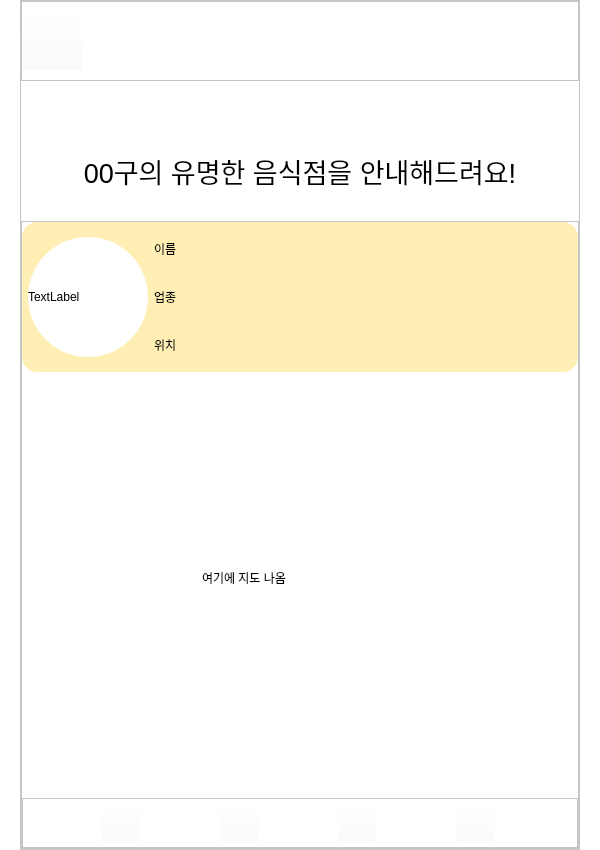
yunjae6875/seoul_trip_program, file seoul_tour_ver1/seoul_main_page.ui: the form before one commit.
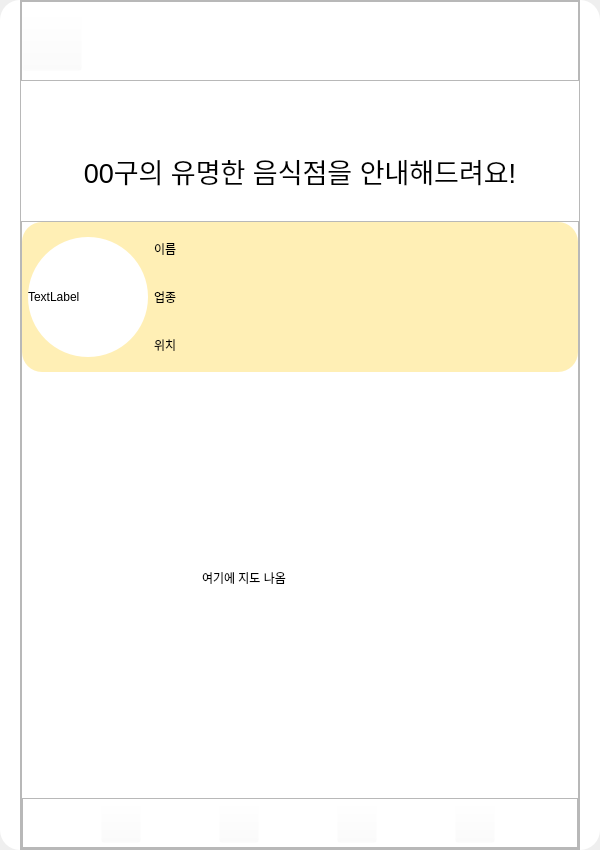
The form after the commit. The open tabs and pages were chosen to show the change. Icons and pictures are not drawn.

Patch:
```diff
--- a/seoul_tour_ver1/seoul_main_page.ui
+++ b/seoul_tour_ver1/seoul_main_page.ui
@@ -2087,7 +2087,9 @@
       </widget>
       <widget class="QWidget" name="main_page_4">
        <property name="styleSheet">
-        <string notr="true">background-color: rgb(255, 255, 255);</string>
+        <string notr="true">QFrame#frame_10{
+background-color: white;
+border-radius:20px;}</string>
        </property>
        <layout class="QVBoxLayout" name="verticalLayout_12">
         <property name="spacing">
@@ -2106,6 +2108,30 @@
          <number>0</number>
         </property>
         <item>
+         <widget class="QFrame" name="frame_10">
+          <property name="frameShape">
+           <enum>QFrame::StyledPanel</enum>
+          </property>
+          <property name="frameShadow">
+           <enum>QFrame::Raised</enum>
+          </property>
+          <layout class="QHBoxLayout" name="horizontalLayout_22">
+           <property name="spacing">
+            <number>0</number>
+           </property>
+           <property name="leftMargin">
+            <number>0</number>
+           </property>
+           <property name="topMargin">
+            <number>0</number>
+           </property>
+           <property name="rightMargin">
+            <number>0</number>
+           </property>
+           <property name="bottomMargin">
+            <number>0</number>
+           </property>
+           <item>
          <layout class="QHBoxLayout" name="horizontalLayout_8">
           <property name="spacing">
            <number>0</number>
@@ -2127,37 +2153,37 @@
            </spacer>
           </item>
           <item>
-           <widget class="QFrame" name="frame_10">
-            <property name="minimumSize">
-             <size>
-              <width>0</width>
-              <height>220</height>
-             </size>
-            </property>
-            <property name="frameShape">
-             <enum>QFrame::StyledPanel</enum>
-            </property>
-            <property name="frameShadow">
-             <enum>QFrame::Raised</enum>
-            </property>
-            <layout class="QVBoxLayout" name="verticalLayout_10">
-             <property name="spacing">
-              <number>0</number>
-             </property>
-             <property name="leftMargin">
-              <number>0</number>
-             </property>
-             <property name="topMargin">
-              <number>0</number>
-             </property>
-             <property name="rightMargin">
-              <number>0</number>
-             </property>
-             <property name="bottomMargin">
-              <number>0</number>
-             </property>
-             <item>
               <widget class="QFrame" name="frame_11">
+               <property name="minimumSize">
+                <size>
+                 <width>0</width>
+                 <height>220</height>
+                </size>
+               </property>
+               <property name="frameShape">
+                <enum>QFrame::StyledPanel</enum>
+               </property>
+               <property name="frameShadow">
+                <enum>QFrame::Raised</enum>
+               </property>
+               <layout class="QVBoxLayout" name="verticalLayout_10">
+                <property name="spacing">
+                 <number>0</number>
+                </property>
+                <property name="leftMargin">
+                 <number>0</number>
+                </property>
+                <property name="topMargin">
+                 <number>0</number>
+                </property>
+                <property name="rightMargin">
+                 <number>0</number>
+                </property>
+                <property name="bottomMargin">
+                 <number>0</number>
+                </property>
+                <item>
+                 <widget class="QFrame" name="frame_12">
                <property name="maximumSize">
                 <size>
                  <width>16777215</width>
@@ -2275,37 +2301,37 @@
               </widget>
              </item>
              <item>
-              <widget class="QFrame" name="frame_12">
-               <property name="minimumSize">
-                <size>
-                 <width>0</width>
-                 <height>570</height>
-                </size>
-               </property>
-               <property name="frameShape">
-                <enum>QFrame::StyledPanel</enum>
-               </property>
-               <property name="frameShadow">
-                <enum>QFrame::Raised</enum>
-               </property>
-               <layout class="QVBoxLayout" name="verticalLayout_11">
-                <property name="spacing">
-                 <number>0</number>
-                </property>
-                <property name="leftMargin">
-                 <number>0</number>
-                </property>
-                <property name="topMargin">
-                 <number>0</number>
-                </property>
-                <property name="rightMargin">
-                 <number>0</number>
-                </property>
-                <property name="bottomMargin">
-                 <number>0</number>
-                </property>
-                <item>
                  <widget class="QFrame" name="frame_13">
+                  <property name="minimumSize">
+                   <size>
+                    <width>0</width>
+                    <height>570</height>
+                   </size>
+                  </property>
+                  <property name="frameShape">
+                   <enum>QFrame::StyledPanel</enum>
+                  </property>
+                  <property name="frameShadow">
+                   <enum>QFrame::Raised</enum>
+                  </property>
+                  <layout class="QVBoxLayout" name="verticalLayout_11">
+                   <property name="spacing">
+                    <number>0</number>
+                   </property>
+                   <property name="leftMargin">
+                    <number>0</number>
+                   </property>
+                   <property name="topMargin">
+                    <number>0</number>
+                   </property>
+                   <property name="rightMargin">
+                    <number>0</number>
+                   </property>
+                   <property name="bottomMargin">
+                    <number>0</number>
+                   </property>
+                   <item>
+                    <widget class="QFrame" name="frame_20">
                   <property name="maximumSize">
                    <size>
                     <width>16777215</width>
@@ -2314,7 +2340,7 @@
                   </property>
                   <property name="styleSheet">
                    <string notr="true">background-color: rgb(255, 239, 181);
-border-radius: 15px;</string>
+border-radius: 20px;</string>
                   </property>
                   <property name="frameShape">
                    <enum>QFrame::StyledPanel</enum>
@@ -2451,7 +2477,7 @@
                  </spacer>
                 </item>
                 <item>
-                 <widget class="QFrame" name="frame_20">
+                    <widget class="QFrame" name="menu_btns_frame_4">
                   <property name="minimumSize">
                    <size>
                     <width>0</width>
@@ -2634,6 +2660,9 @@
         </item>
        </layout>
       </widget>
+        </item>
+       </layout>
+      </widget>
       <widget class="QWidget" name="main_page_5">
        <property name="styleSheet">
         <string notr="true">QFrame#frame_16{
```
Left out of the diff: 142 changed lines with no effect on the pictures. Lines whose indentation alone changed are shown as unchanged.
